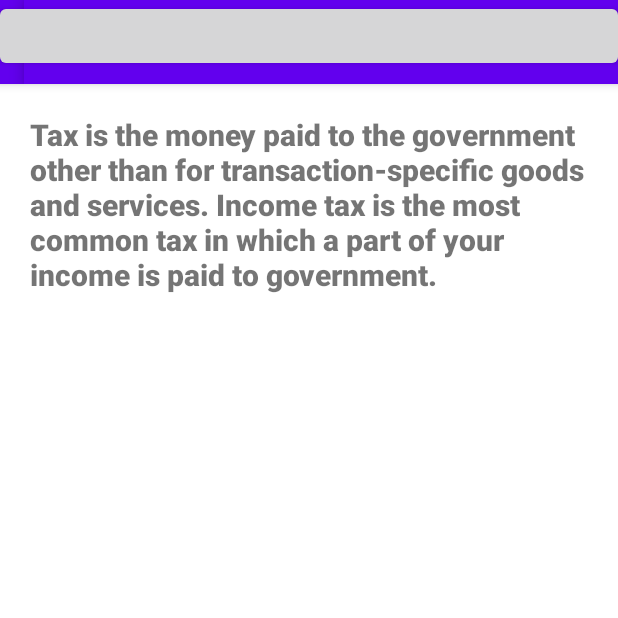
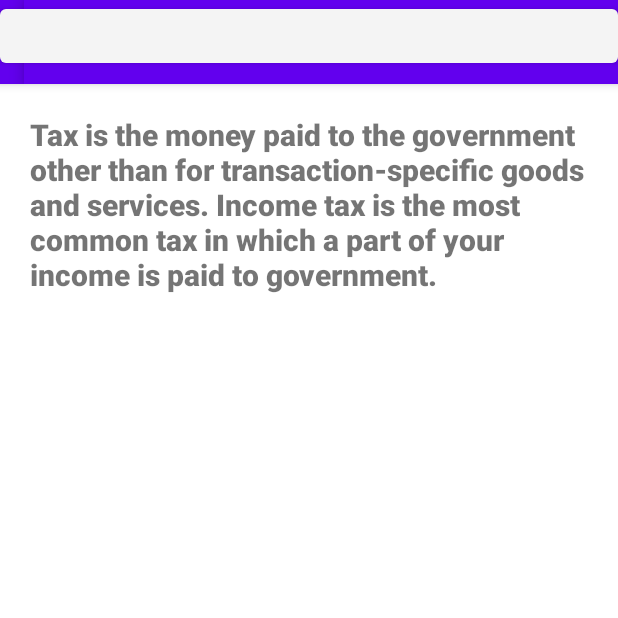
Before and after one commit to abhirishi0805/FinBuddy, an Android app: the screen it shows after launch (MainActivity), after a tap on "Tax", on a phone screen of 412 x 824 dp, the top half of it. Run offline under Robolectric (Android 15) with nearby library versions, the phone set to English and light mode, and no system bars; our stand-ins replace navigation-ui; libraries missing offline, so code that uses them is left out: com.alan.alansdk; plain views replace AlanButton; 5 statements that could not run were skipped.

Commit message:
Home Page Improvements

```diff
--- a/app/src/main/res/values/colors.xml
+++ b/app/src/main/res/values/colors.xml
@@ -10,4 +10,5 @@
     <color name="green">#4CAF50</color>
     <color name="red">#F44336</color>
     <color name="yellow">#FFEB3B</color>
+    <color name="background_white">#F4F4F4</color>
 </resources>
```
